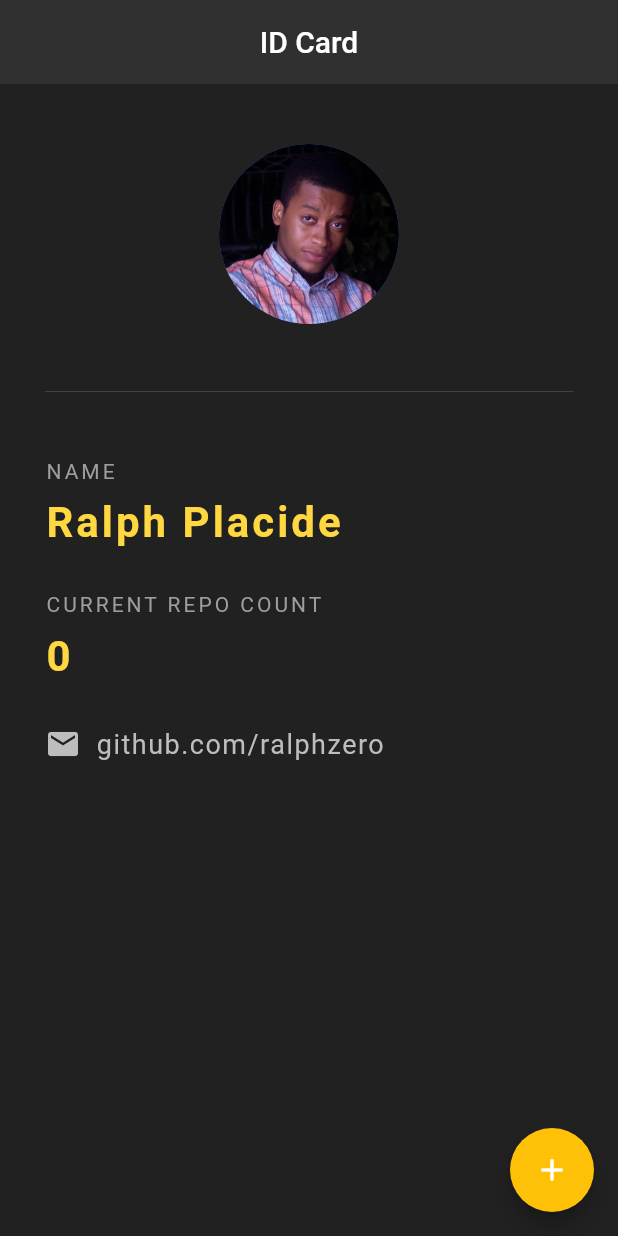
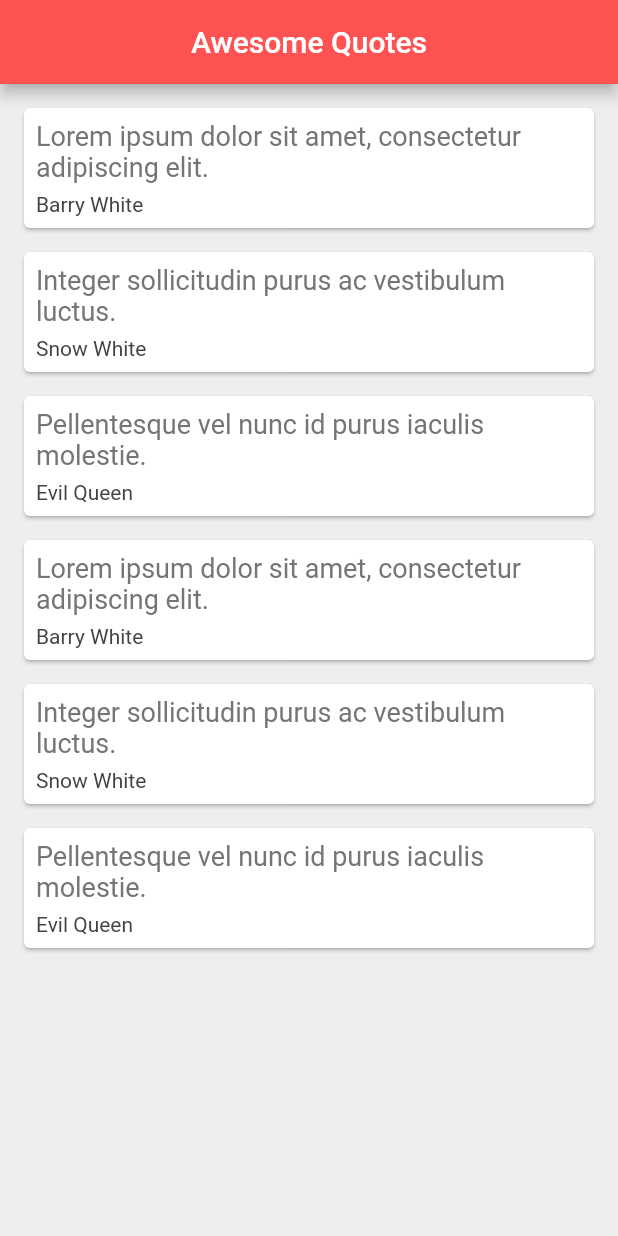
Before and after one commit to ralphZero/FlutterTutorials, a Flutter app: the screen it shows after launch, on a phone screen of 412 x 824 dp. Run offline on Flutter 3.47's test engine with Material 2 defaults, Android fonts, the phone set to English and light mode, and no system bars.

Commit message:
List learned (card too).

```diff
--- /dev/null
+++ b/lib/Models/quote.dart
@@ -0,0 +1,13 @@
+class Quote {
+  String author;
+  String text;
+
+//If we used named parameters
+  Quote({this.text, this.author});
+
+//What we would do.
+  /* Quote(String mAuthor,String mText){
+    this.author = mAuthor;
+    this.text = mText;
+  } */
+}
--- /dev/null
+++ b/lib/Views/quotecard.dart
@@ -0,0 +1,39 @@
+import 'package:flutter/material.dart';
+import 'package:test_app/Models/quote.dart';
+
+class QuoteCard extends StatelessWidget {
+
+  final Quote quote;
+
+  QuoteCard({this.quote});
+
+  @override
+  Widget build(BuildContext context) {
+    return Card(
+      margin: EdgeInsets.fromLTRB(16.0, 16.0, 16.0, 0.0),
+      child: Padding(
+        padding: const EdgeInsets.all(8.0),
+        child: Column(
+          crossAxisAlignment: CrossAxisAlignment.stretch,
+          children: <Widget>[
+            Text(
+              quote.text,
+              style: TextStyle(
+                color: Colors.grey[600],
+                fontSize: 18.0,
+              ),
+            ),
+            SizedBox(height: 6.0,),
+            Text(
+              quote.author,
+              style: TextStyle(
+                color: Colors.grey[800],
+                fontSize: 14.0,
+              ),
+            ),
+          ],
+        ),
+      ),
+    );
+  }
+}
--- /dev/null
+++ b/lib/list.dart
@@ -0,0 +1,38 @@
+import 'package:flutter/material.dart';
+import 'package:test_app/Views/quotecard.dart';
+import 'Models/quote.dart';
+
+class ListData extends StatefulWidget {
+
+  @override
+  _ListDataState createState() => _ListDataState();
+}
+
+class _ListDataState extends State<ListData> {
+  var mQuote = Quote();
+  List<Quote> quotes = [
+    Quote(text: 'Lorem ipsum dolor sit amet, consectetur adipiscing elit.',author: 'Barry White'),
+    Quote(text: 'Integer sollicitudin purus ac vestibulum luctus.' ,author: 'Snow White'),
+    Quote(text: 'Pellentesque vel nunc id purus iaculis molestie.' ,author: 'Evil Queen'),
+    Quote(text: 'Lorem ipsum dolor sit amet, consectetur adipiscing elit.',author: 'Barry White'),
+    Quote(text: 'Integer sollicitudin purus ac vestibulum luctus.' ,author: 'Snow White'),
+    Quote(text: 'Pellentesque vel nunc id purus iaculis molestie.' ,author: 'Evil Queen'),
+  ];
+
+  @override
+  Widget build(BuildContext context) {
+    return Scaffold(
+      appBar: AppBar(
+        title: Text('Awesome Quotes'),
+        centerTitle: true,
+        backgroundColor: Colors.redAccent,
+      ),
+      backgroundColor: Colors.grey[200],
+      body: Column(
+        children: quotes.map((quote){
+          return QuoteCard(quote: quote,);
+        }).toList(),
+      ),
+    );
+  }
+}
--- a/lib/main.dart
+++ b/lib/main.dart
@@ -1,8 +1,8 @@
 import 'package:flutter/material.dart';
+import 'package:test_app/list.dart';
 
-import 'ninja_card_example.dart';
 //import 'home.dart';
 
 void main() => runApp(MaterialApp(
-      home: NinjaCard(),
+      home: ListData(),
 ));
```
